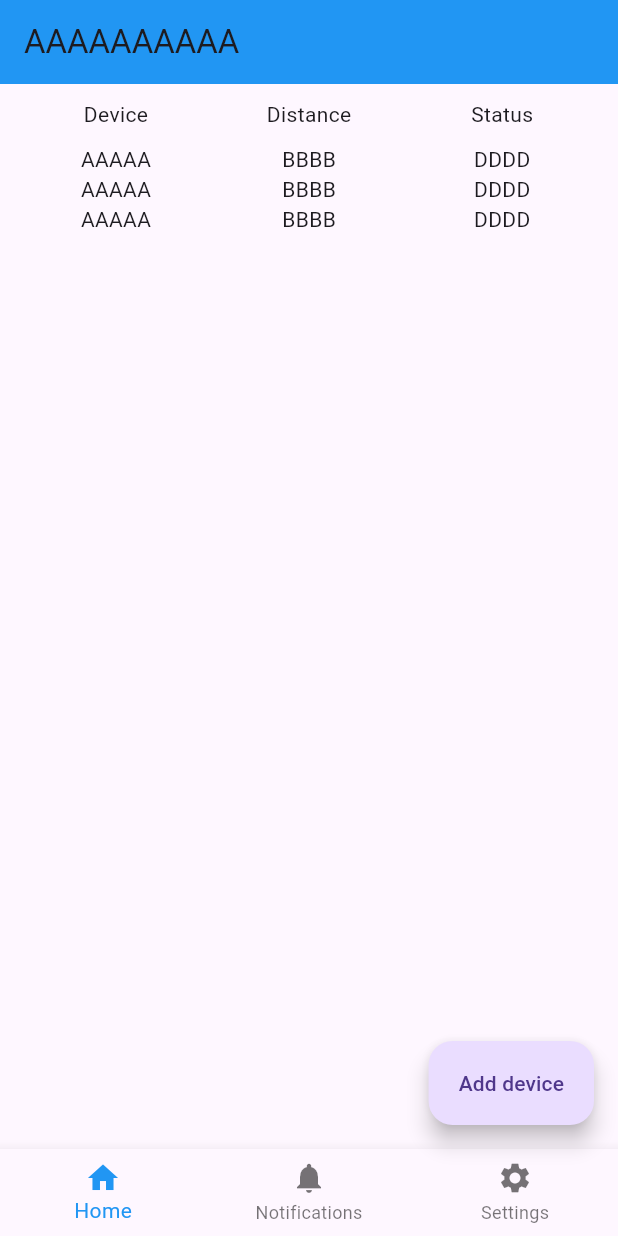
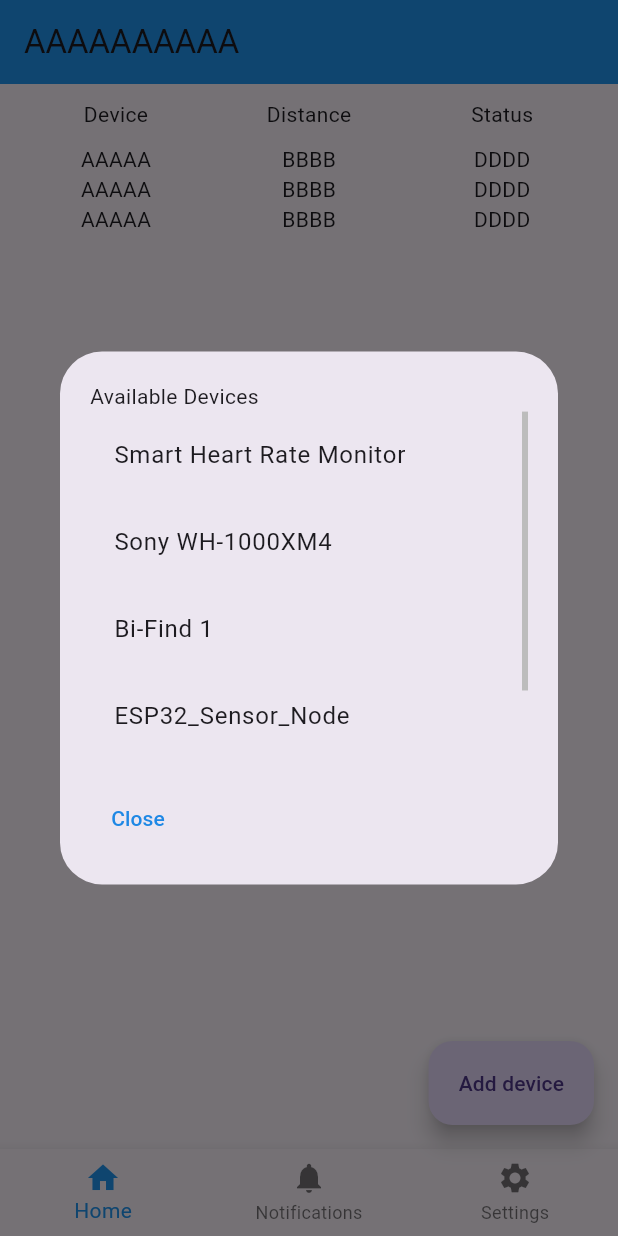
Before and after one commit to latoiste/bifind_app, a Flutter app: the screen it shows after launch, after a tap on "Add device", on a phone screen of 412 x 824 dp. Run offline on Flutter 3.47's test engine with Material 3 defaults, Android fonts, the phone set to English and light mode, and no system bars; our stand-ins replace flutter_blue_plus.

Commit message:
add ble device scanning and listing

```diff
--- /dev/null
+++ b/lib/components/scan_dialog.dart
@@ -0,0 +1,162 @@
+import 'package:bifind_app/components/scanned_device_row.dart';
+import 'package:flutter/material.dart';
+import 'package:flutter_blue_plus/flutter_blue_plus.dart';
+import 'package:bifind_app/models/discovered_device.dart';
+
+class ScanDialog extends StatefulWidget {
+  const ScanDialog({super.key});
+
+  @override
+  State<ScanDialog> createState() => _ScanDialogState();
+}
+
+class _ScanDialogState extends State<ScanDialog> {
+  final ScrollController scrollController = ScrollController();
+  final List<DiscoveredDevice> fakeResult = [
+    DiscoveredDevice(
+      id: DeviceIdentifier("00:11:22:33:44:55"),
+      name: "Smart Heart Rate Monitor",
+    ),
+    DiscoveredDevice(
+      id: DeviceIdentifier("AA:BB:CC:DD:EE:FF"),
+      name: "Sony WH-1000XM4",
+    ),
+    DiscoveredDevice(
+      id: DeviceIdentifier("12:34:56:78:90:AB"),
+      name: "Bi-Find 1",
+    ),
+    DiscoveredDevice(
+      id: DeviceIdentifier("FE:ED:BE:EF:01:02"),
+      name: "ESP32_Sensor_Node",
+    ),
+    DiscoveredDevice(
+      id: DeviceIdentifier("66:55:44:33:22:11"),
+      name: "Kitchen Thermometer",
+    ),
+  ];
+  final List<DiscoveredDevice> _scanResults = [];
+  int deviceCount = 1;
+  final List<ExpansibleController> expansibleController = List.generate(
+    5,
+    (index) => ExpansibleController(),
+  ); // TODO: change to empty list later
+
+  void startBleScan() async {
+    final Guid serviceUuid = Guid("d9380fdc-3c8f-4c49-874d-031ef136716c");
+
+    var subscription = FlutterBluePlus.scanResults.listen((results) {
+      setState(() {
+        final Iterable<DeviceIdentifier> discoveredId = _scanResults.map(
+          (device) => device.id,
+        );
+        for (ScanResult r in results) {
+          DeviceIdentifier id = r.device.remoteId;
+          String name = r.advertisementData.advName;
+
+          if (discoveredId.contains(id)) continue;
+
+          if (name == "") {
+            name = "Bi-Find Device $deviceCount";
+            deviceCount++;
+          }
+
+          DiscoveredDevice newDevice = DiscoveredDevice(id: id, name: name);
+          _scanResults.add(newDevice);
+          expansibleController.add(ExpansibleController());
+        }
+      });
+    });
+
+    await FlutterBluePlus.startScan(
+      withServices: [serviceUuid],
+      timeout: Duration(seconds: 15),
+    );
+
+    FlutterBluePlus.stopScan();
+    subscription.cancel();
+    print("scanning finished??");
+  }
+
+  // TODO: Delete later
+  Future<void> addDeviceDummy() async {
+    await Future.delayed(const Duration(seconds: 5));
+    if (!mounted) return;
+    setState(() {
+      fakeResult.add(
+        DiscoveredDevice(
+          id: DeviceIdentifier("66:77:67:67:67:67"),
+          name: "six",
+        ),
+      );
+      expansibleController.add(ExpansibleController());
+    });
+  }
+
+  @override
+  void initState() {
+    addDeviceDummy();
+    super.initState();
+  }
+
+  @override
+  void dispose() {
+    if (FlutterBluePlus.isScanningNow) {
+      FlutterBluePlus.stopScan();
+    }
+
+    for (ExpansibleController controller in expansibleController) {
+      controller.dispose();
+    }
+    _scanResults.clear();
+    scrollController.dispose();
+    super.dispose();
+  }
+
+  @override
+  Widget build(BuildContext context) {
+    final double screenHeight = MediaQuery.of(context).size.height;
+
+    return Dialog(
+      child: Padding(
+        padding: EdgeInsets.all(20.0),
+        child: Column(
+          mainAxisSize: MainAxisSize.min,
+          mainAxisAlignment: MainAxisAlignment.end,
+          crossAxisAlignment: CrossAxisAlignment.start,
+          children: [
+            const Text("Available Devices"),
+            Container(
+              padding: EdgeInsets.only(bottom: 15.0),
+              height: screenHeight * 0.3,
+              child: Scrollbar(
+                controller: scrollController,
+                thumbVisibility: true,
+                // TODO: add condition if no devices being scanned
+                child: ListView.builder(
+                  itemCount: fakeResult.length,
+                  controller: scrollController,
+                  itemBuilder: (context, index) {
+                    return ScannedDeviceRow(
+                      title: fakeResult[index].name,
+                      index: index,
+                      controllerList: expansibleController,
+                    );
+                  },
+                ),
+              ),
+            ),
+            TextButton(
+              style: TextButton.styleFrom(
+                foregroundColor: Colors.blue.shade600,
+              ),
+              onPressed: () {
+                Navigator.pop(context);
+              },
+              child: Text("Close"),
+            ),
+          ],
+        ),
+      ),
+    );
+  }
+}
--- /dev/null
+++ b/lib/components/scanned_device_row.dart
@@ -0,0 +1,34 @@
+import 'package:bifind_app/components/register_button.dart';
+import 'package:flutter/material.dart';
+
+class ScannedDeviceRow extends StatelessWidget {
+  const ScannedDeviceRow({
+    super.key,
+    required this.title,
+    required this.index,
+    required this.controllerList,
+  });
+
+  final String title;
+  final int index;
+  final List<ExpansibleController> controllerList;
+
+  @override
+  Widget build(BuildContext context) {
+    return ExpansionTile(
+      title: Text(title),
+      expandedAlignment: Alignment.topLeft,
+      showTrailingIcon: false,
+      controller: controllerList[index],
+      onExpansionChanged: (expanded) {
+        if (!expanded) return;
+        for (int i = 0; i < controllerList.length; i++) {
+          if (i != index) controllerList[i].collapse();
+        }
+      },
+      children: [
+        RegisterButton(),
+      ],
+    ); // TODO: ganti ke _scanResult nanti
+  }
+}
--- /dev/null
+++ b/lib/models/discovered_device.dart
@@ -0,0 +1,8 @@
+import 'package:flutter_blue_plus/flutter_blue_plus.dart';
+
+class DiscoveredDevice {
+  const DiscoveredDevice({required this.id, required this.name});
+
+  final DeviceIdentifier id;
+  final String name;
+}
--- a/lib/pages/main_page.dart
+++ b/lib/pages/main_page.dart
@@ -1,8 +1,9 @@
-import "package:bifind_app/pages/home.dart";
-import "package:bifind_app/pages/notifications.dart";
-import "package:bifind_app/pages/settings.dart";
-import "package:bifind_app/components/navbar.dart";
-import "package:flutter/material.dart";
+import 'package:flutter/material.dart';
+import 'package:bifind_app/pages/home.dart';
+import 'package:bifind_app/pages/notifications.dart';
+import 'package:bifind_app/pages/settings.dart';
+import 'package:bifind_app/components/navbar.dart';
+import 'package:bifind_app/components/scan_dialog.dart';
 
 class MainPage extends StatefulWidget {
   const MainPage({super.key});
@@ -41,7 +42,12 @@
       floatingActionButton: FloatingActionButton.extended(
         label: const Text("Add device"),
         onPressed: () {
-          print("AAAAAAAA");
+          showDialog(
+            context: context,
+            builder: (BuildContext context) {
+              return ScanDialog();
+            },
+          );
         },
       ),
     );
```
Also changed, not shown: lib/components/register_button.dart (added, +17 -0 lines).
